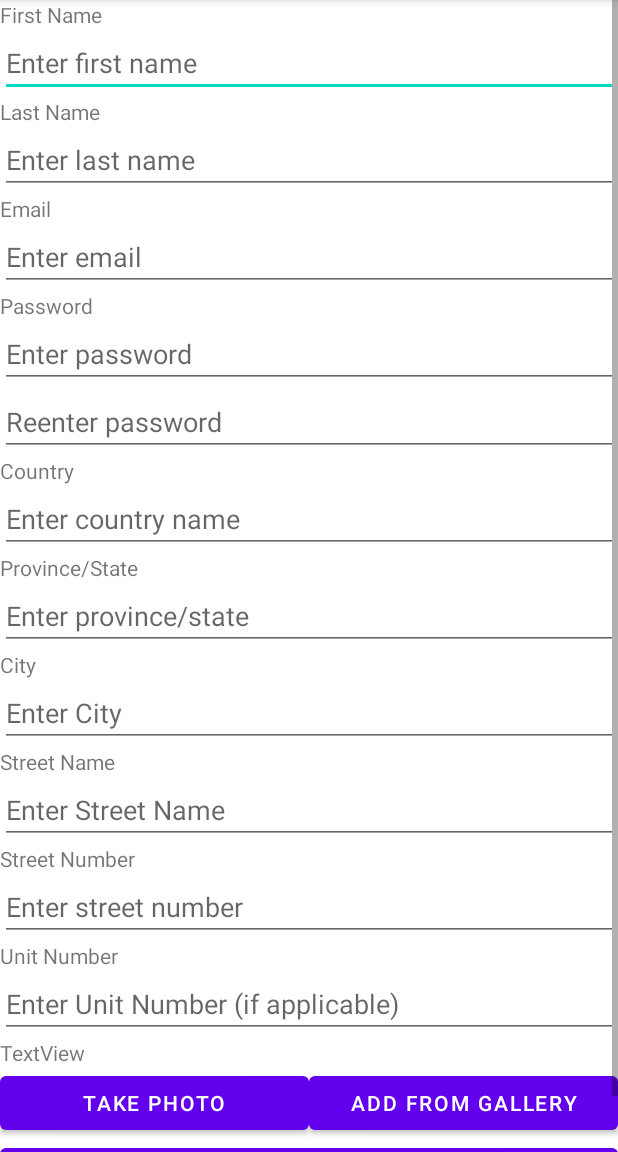
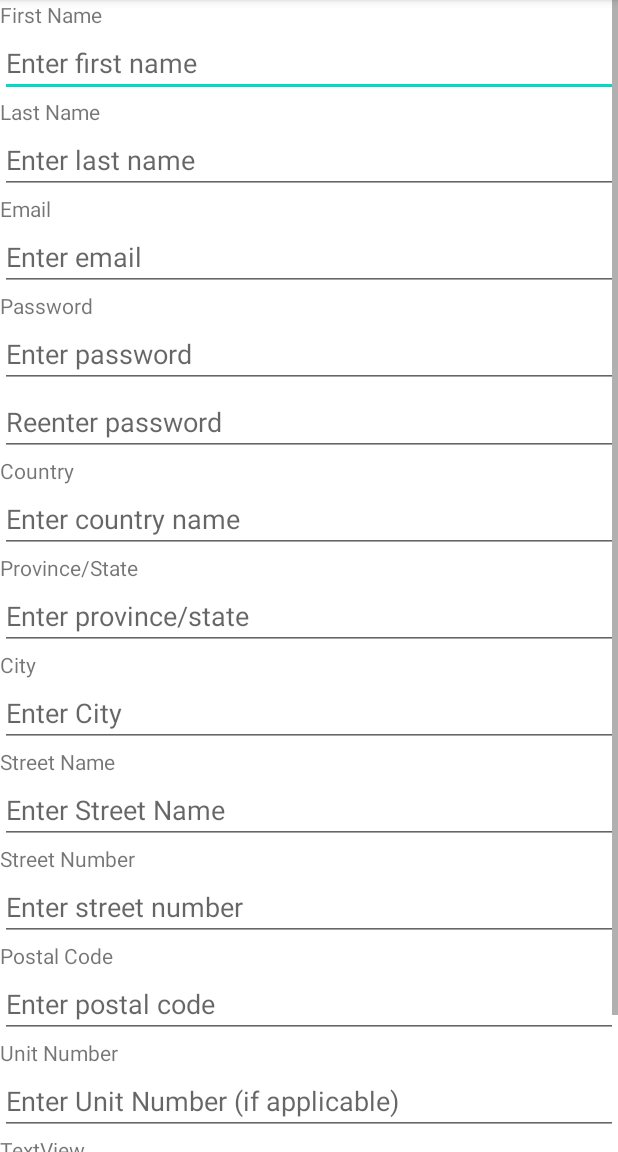
Before and after one commit to husseinald321/SEG2015ProjectGroup50, an Android app: the CookRegisterScreen screen opened directly, with no data from a screen before it, on a phone screen of 412 x 824 dp, the part 84-1236 px from its top. Run offline under Robolectric (Android 15) with nearby library versions, the phone set to English and light mode, and no system bars; our stand-ins replace Firebase (no records; nobody signed in at launch, a user with empty details on screens opened directly); pictures from the network do not load.

Commit message:
added postal code to registration

```diff
--- a/app/src/main/java/com/example/mytable/LoginScreen.java
+++ b/app/src/main/java/com/example/mytable/LoginScreen.java
@@ -68,6 +68,7 @@ public class LoginScreen extends AppCompatActivity {
 
         if(users.containsKey(email)) {
             String id = users.get(email);
+            id.toLowerCase();
             String dbPassword = dbSnapshot.child(id).child("password").getValue(String.class);
             if(dbPassword.equals(password)) {
                 failedLogin.setVisibility(failedLogin.GONE);
--- a/app/src/main/res/layout/cook_register_screen.xml
+++ b/app/src/main/res/layout/cook_register_screen.xml
@@ -266,6 +266,28 @@
                 android:visibility="gone" />
 
             <TextView
+                android:id="@+id/cookPostalCodeText"
+                android:layout_width="match_parent"
+                android:layout_height="wrap_content"
+                android:text="Postal Code" />
+
+            <EditText
+                android:id="@+id/cookPostalCode"
+                android:layout_width="match_parent"
+                android:layout_height="wrap_content"
+                android:ems="10"
+                android:hint="Enter postal code"
+                android:maxLength="6" />
+
+            <TextView
+                android:id="@+id/cookPostalCodeInvalid"
+                android:layout_width="match_parent"
+                android:layout_height="wrap_content"
+                android:text="Please enter a postal code."
+                android:textColor="#F44336"
+                android:visibility="gone" />
+
+            <TextView
                 android:id="@+id/cookUnitNumberText"
                 android:layout_width="match_parent"
                 android:layout_height="wrap_content"
```
Also changed, not shown: app/src/main/java/com/example/mytable/ClientRegisterScreen.java (+12 -2 lines), app/src/main/java/com/example/mytable/CookRegisterScreen.java (+14 -3 lines), app/src/main/res/layout/activity_login_screen.xml (+4 -4 lines), app/src/main/res/layout/client_register_screen.xml (+21 -0 lines).
